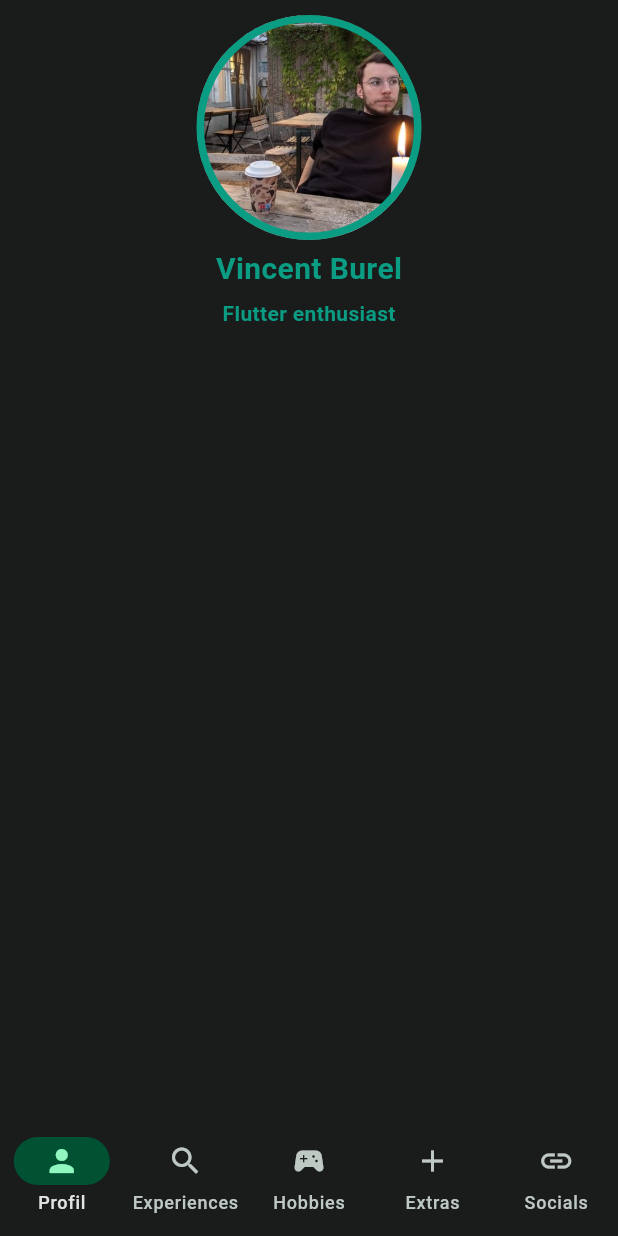
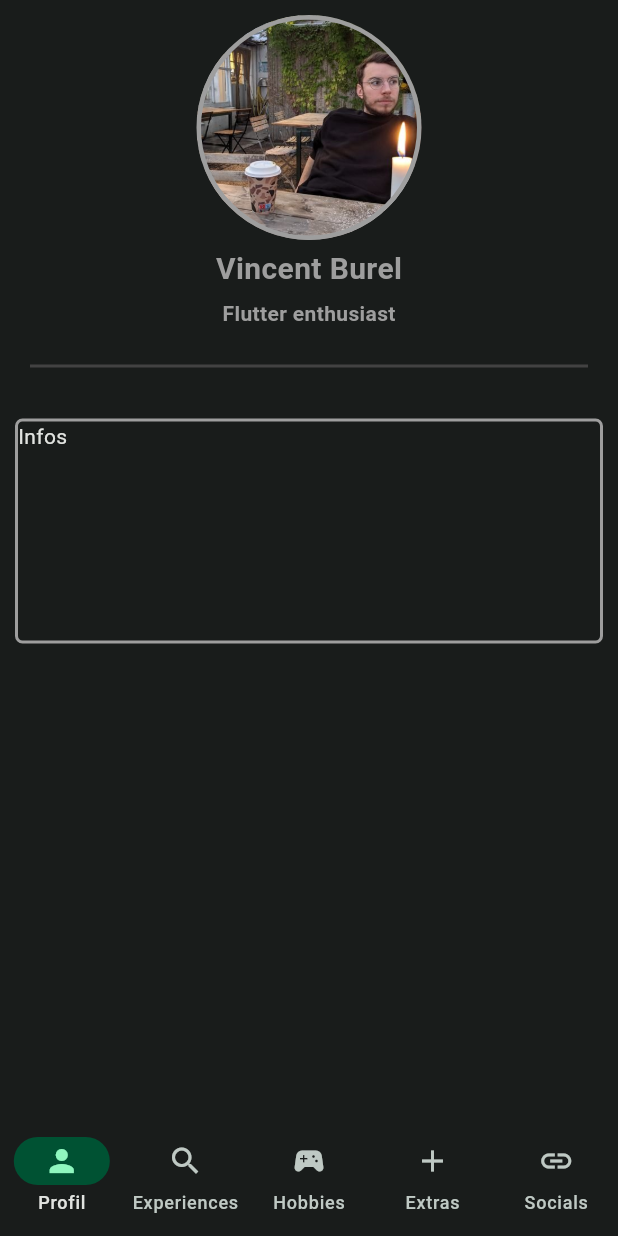
Before and after one commit to On-Arap/vincentburel_resume, a Flutter app: the screen it shows after launch, on a phone screen of 412 x 824 dp. Run offline on Flutter 3.47's test engine with Material 2 defaults, Android fonts, the phone set to English and light mode, and no system bars.

Commit message:
add Infos box

```diff
--- a/lib/pages/profil_page.dart
+++ b/lib/pages/profil_page.dart
@@ -25,22 +25,35 @@ class _ProfilPageState extends State<ProfilPage> {
                 decoration: BoxDecoration(
                   shape: BoxShape.circle,
                   color: Theme.of(context).colorScheme.secondary,
-                  border: Border.all(color: Theme.of(context).colorScheme.primary, width: 5.0, style: BorderStyle.solid),
+                  border: Border.all(color: Colors.grey, width: 3.0, style: BorderStyle.solid),
                   image: DecorationImage(fit: BoxFit.contain, image: Image.asset('assets/profil.jpg').image),
                 ),
               ),
               const SizedBox(height: 5.0),
-              Text(
+              const Text(
                 'Vincent Burel',
-                style: TextStyle(fontSize: 20.0, fontWeight: FontWeight.bold, color: Theme.of(context).colorScheme.primary),
+                style: TextStyle(fontSize: 20.0, fontWeight: FontWeight.bold, color: Colors.grey),
               ),
               const SizedBox(height: 5.0),
-              Text(
+              const Text(
                 'Flutter enthusiast',
-                style: TextStyle(fontSize: 14.0, fontWeight: FontWeight.bold, color: Theme.of(context).colorScheme.primary),
+                style: TextStyle(fontSize: 14.0, fontWeight: FontWeight.bold, color: Colors.grey),
               ),
             ],
           ),
+          Divider(height: 50, thickness: 2, indent: 20, endIndent: 20, color: Colors.grey[800]),
+          Padding(
+            padding: const EdgeInsets.all(10.0),
+            child: Container(
+              width: double.infinity,
+              height: 150,
+              decoration: BoxDecoration(
+                borderRadius: const BorderRadius.all(Radius.circular(5)),
+                border: Border.all(color: Colors.grey, width: 2.0, style: BorderStyle.solid),
+              ),
+              child: const Text('Infos'),
+            ),
+          )
         ],
       ),
     );
```
